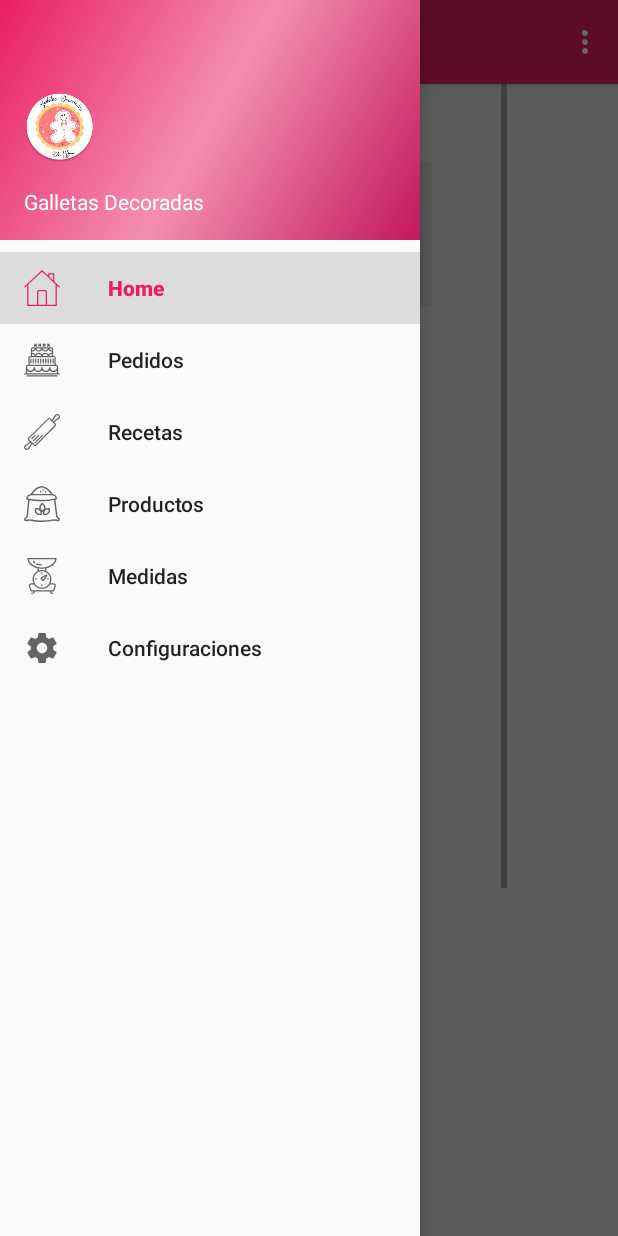
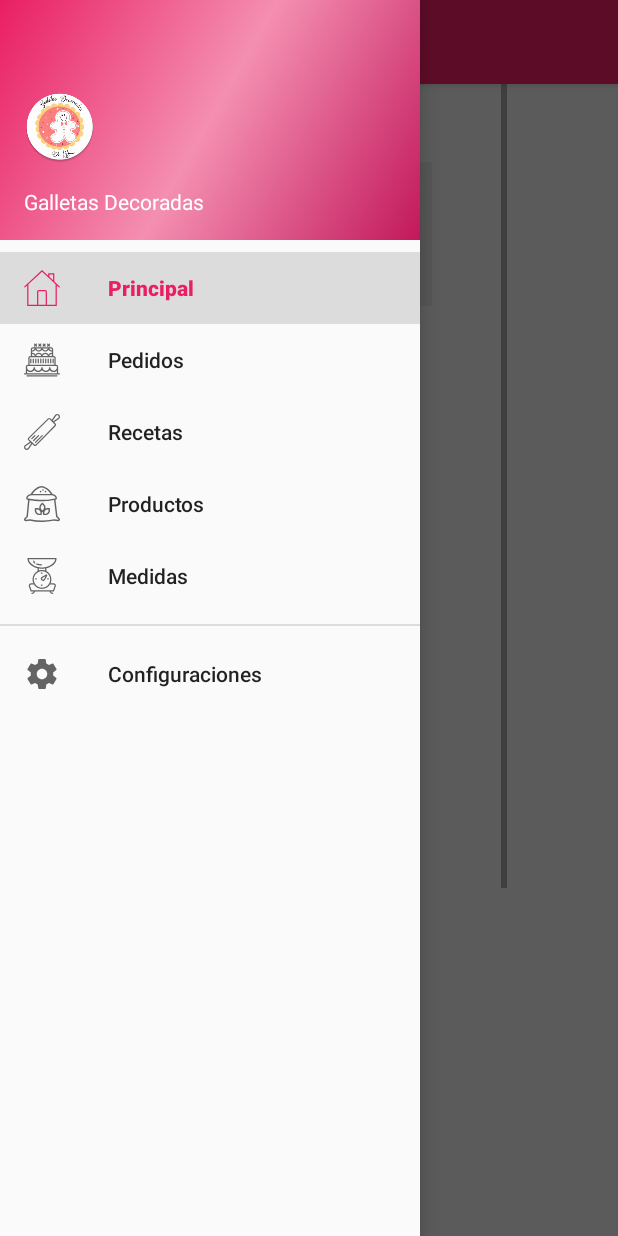
Before and after one commit to rich210/GalletasInventario, an Android app: the screen it shows after launch (MainActivity), with the side drawer open, on a phone screen of 412 x 824 dp. Run offline under Robolectric (Android 15) with nearby library versions, the phone set to English and light mode, and no system bars; our stand-ins replace AdMob; libraries missing offline, so code that uses them is left out: com.github.sundeepk.compactcalendarview; 7 statements that could not run were skipped.

Commit message:
Added AdMod to the application and also added on click calendar add new order

```diff
--- a/app/src/main/java/com/example/resparza/galletasinventariosv2/MainActivity.java
+++ b/app/src/main/java/com/example/resparza/galletasinventariosv2/MainActivity.java
@@ -18,6 +18,10 @@ import android.view.MenuItem;
 import android.view.animation.Animation;
 import android.view.animation.AnimationUtils;
 
+import com.google.android.gms.ads.AdRequest;
+import com.google.android.gms.ads.AdView;
+import com.google.android.gms.ads.MobileAds;
+
 import com.example.resparza.galletasinventariosv2.dbadapters.DBAdapter;
 import com.example.resparza.galletasinventariosv2.views.Main;
 import com.example.resparza.galletasinventariosv2.views.measurementsTypes.MainMeasurements;
@@ -35,6 +39,7 @@ public class MainActivity extends AppCompatActivity
     private static FloatingActionButton afab;
     private static FloatingActionButton dfab;
     private static FloatingActionButton efab;
+    private AdView mAdView;
     //Animations
     private static Animation dfbOpen,efbOpen, afbOpen,fbClose;
     private static boolean isDfabOpen = false;
@@ -49,6 +54,15 @@ public class MainActivity extends AppCompatActivity
         setContentView(R.layout.activity_main);
         Toolbar toolbar = (Toolbar) findViewById(R.id.toolbar);
         setSupportActionBar(toolbar);
+        //TODO: Uncomment ad app id when it released
+        String adAppId = "ca-app-pub-9102302636499642~7518001410";
+        //String adAppId = "ca-app-pub-3940256099942544/6300978111";
+        MobileAds.initialize(this, adAppId);
+        mAdView = (AdView) findViewById(R.id.adView);
+        AdRequest adRequest = new AdRequest.Builder()
+                .addTestDevice("95775FA647BCF103AB1894D2E28F56A6") //Delete this after test
+                .build();
+        mAdView.loadAd(adRequest);
         db = new DBAdapter(getApplicationContext());
 
         try {
@@ -94,6 +108,30 @@ public class MainActivity extends AppCompatActivity
     }
 
     @Override
+    protected void onResume() {
+        super.onResume();
+        if (mAdView != null) {
+            mAdView.resume();
+        }
+    }
+
+    @Override
+    protected void onPause() {
+        if (mAdView != null) {
+            mAdView.pause();
+        }
+        super.onPause();
+    }
+
+    @Override
+    public void onDestroy() {
+        if (mAdView != null) {
+            mAdView.destroy();
+        }
+        super.onDestroy();
+    }
+
+    @Override
     public void onBackPressed() {
         DrawerLayout drawer = (DrawerLayout) findViewById(R.id.drawer_layout);
         if (drawer.isDrawerOpen(GravityCompat.START)) {
@@ -106,7 +144,7 @@ public class MainActivity extends AppCompatActivity
     @Override
     public boolean onCreateOptionsMenu(Menu menu) {
         // Inflate the menu; this adds items to the action bar if it is present.
-        getMenuInflater().inflate(R.menu.main, menu);
+        //getMenuInflater().inflate(R.menu.main, menu);
         return true;
     }
 
--- a/app/src/main/java/com/example/resparza/galletasinventariosv2/views/Main.java
+++ b/app/src/main/java/com/example/resparza/galletasinventariosv2/views/Main.java
@@ -159,8 +159,11 @@ public class Main extends Fragment {
                     intent.putExtra(IS_UPDATE,true);
                     intent.putExtra(EXTRA_SELECTED_ORDER_ID, id);
                     startActivityForResult(intent, REQUEST_CODE_MODIFY_ORDER);
+                }else if (events.size()>1){
+                    showOrderListDialog(events);
                 }else{
-                    showOrderListDialog(events);
+                    intent.putExtra(IS_UPDATE,false);
+                    startActivityForResult(intent, REQUEST_CODE_ADD_ORDER);
                 }
 
                 tvMonth.setText(dateFormatForMonth.format(dateClicked));
--- a/app/src/main/java/com/example/resparza/galletasinventariosv2/views/orders/FormOrder.java
+++ b/app/src/main/java/com/example/resparza/galletasinventariosv2/views/orders/FormOrder.java
@@ -542,6 +542,7 @@ public class FormOrder extends AppCompatActivity implements View.OnClickListener
         SharedPreferences sharedPref = PreferenceManager.getDefaultSharedPreferences(this);
         long calendarId = Long.valueOf(sharedPref.getString("pref_calendar_account","1"));
         int daysBefore = sharedPref.getInt("pref_days_reminder", 1);
+        int notificationTime = sharedPref.getInt("pref_time_reminder", 8);
         long startMillis = 0;
         long endMillis = 0;
         Calendar time = Calendar.getInstance();
@@ -557,7 +558,7 @@ public class FormOrder extends AppCompatActivity implements View.OnClickListener
         values.put(CalendarContract.Events.DTSTART, startMillis);
         values.put(CalendarContract.Events.DTEND, endMillis);
         values.put(CalendarContract.Events.TITLE, "Pedido para: "+ order.getClientName());
-        values.put(CalendarContract.Events.DESCRIPTION, order.toString());
+        values.put(CalendarContract.Events.DESCRIPTION, order.getOrderDescription());
         values.put(CalendarContract.Events.CALENDAR_ID, calendarId);
         values.put(CalendarContract.Events.EVENT_TIMEZONE, "America/Mexico_City");
         Uri uri = cr.insert(CalendarContract.Events.CONTENT_URI, values);
@@ -567,7 +568,7 @@ public class FormOrder extends AppCompatActivity implements View.OnClickListener
             Log.d(TAG, "insertCalendarEvent: event "+eventID);
         }
         ContentValues reminderValues = new ContentValues();
-        reminderValues.put(CalendarContract.Reminders.MINUTES, ((60*24)*daysBefore));
+        reminderValues.put(CalendarContract.Reminders.MINUTES, (((60*24)*daysBefore)+notificationTime));
         reminderValues.put(CalendarContract.Reminders.EVENT_ID, eventID);
         reminderValues.put(CalendarContract.Reminders.METHOD, CalendarContract.Reminders.METHOD_ALERT);
         uri = cr.insert(CalendarContract.Reminders.CONTENT_URI, reminderValues);
--- a/app/src/main/res/layout/recycler_view.xml
+++ b/app/src/main/res/layout/recycler_view.xml
@@ -8,4 +8,5 @@
     android:paddingBottom="16dp"
     android:paddingTop="16dp"
     android:scrollbars="vertical"
+    android:layout_marginBottom="60dp"
     app:layout_behavior="@string/appbar_scrolling_view_behavior" />
--- a/app/src/main/res/menu/activity_main_drawer.xml
+++ b/app/src/main/res/menu/activity_main_drawer.xml
@@ -1,32 +1,39 @@
 <?xml version="1.0" encoding="utf-8"?>
 <menu xmlns:android="http://schemas.android.com/apk/res/android">
 
-    <group android:checkableBehavior="single">
+    <group android:checkableBehavior="single"
+        android:id="@+id/menuMain">
         <item
             android:id="@+id/nav_home"
             android:icon="@drawable/ic_home"
-            android:title="Home"
+            android:title="@string/menuHome"
             android:checked="true"/>
         <item
             android:id="@+id/nav_orders"
             android:icon="@drawable/ic_cake"
-            android:title="Pedidos" />
+            android:title="@string/menuOrders" />
         <item
             android:id="@+id/nav_recipes"
             android:icon="@drawable/ic_roller"
-            android:title="Recetas" />
+            android:title="@string/menuRecipes" />
         <item
             android:id="@+id/nav_products"
             android:icon="@drawable/ic_flour"
-            android:title="Productos" />
+            android:title="@string/menuProducts" />
         <item
             android:id="@+id/nav_measures"
             android:icon="@drawable/ic_scale"
-            android:title="Medidas" />
+            android:title="@string/menuMeasurements" />
+
+    </group>
+
+    <group android:checkableBehavior="single"
+        android:menuCategory="secondary"
+        android:id="@+id/menuSecundary">
         <item
             android:id="@+id/nav_settings"
             android:icon="@drawable/ic_settings"
-            android:title="Configuraciones" />
+            android:title="@string/menuSettings" />
     </group>
 
 </menu>
--- a/app/src/main/res/values/strings.xml
+++ b/app/src/main/res/values/strings.xml
@@ -54,5 +54,12 @@
     <string name="simbol_next"><![CDATA[>]]></string>
     <string name="mainSelectOrder">Seleccione la orden</string>
 
+    <string name="menuSettings">Configuraciones</string>
+    <string name="menuMeasurements">Medidas</string>
+    <string name="menuProducts">Productos</string>
+    <string name="menuRecipes">Recetas</string>
+    <string name="menuOrders">Pedidos</string>
+    <string name="menuHome">Principal</string>
+
 
 </resources>
```
Also changed, not shown: app/build.gradle (+6 -4 lines), app/src/main/java/com/example/resparza/galletasinventariosv2/models/Order.java (+19 -0 lines), app/src/main/res/anim/lvopen.xml (added, +14 -0 lines), app/src/main/res/layout/app_bar_main.xml (+26 -9 lines), app/src/main/res/xml/preferences.xml (+19 -8 lines).
